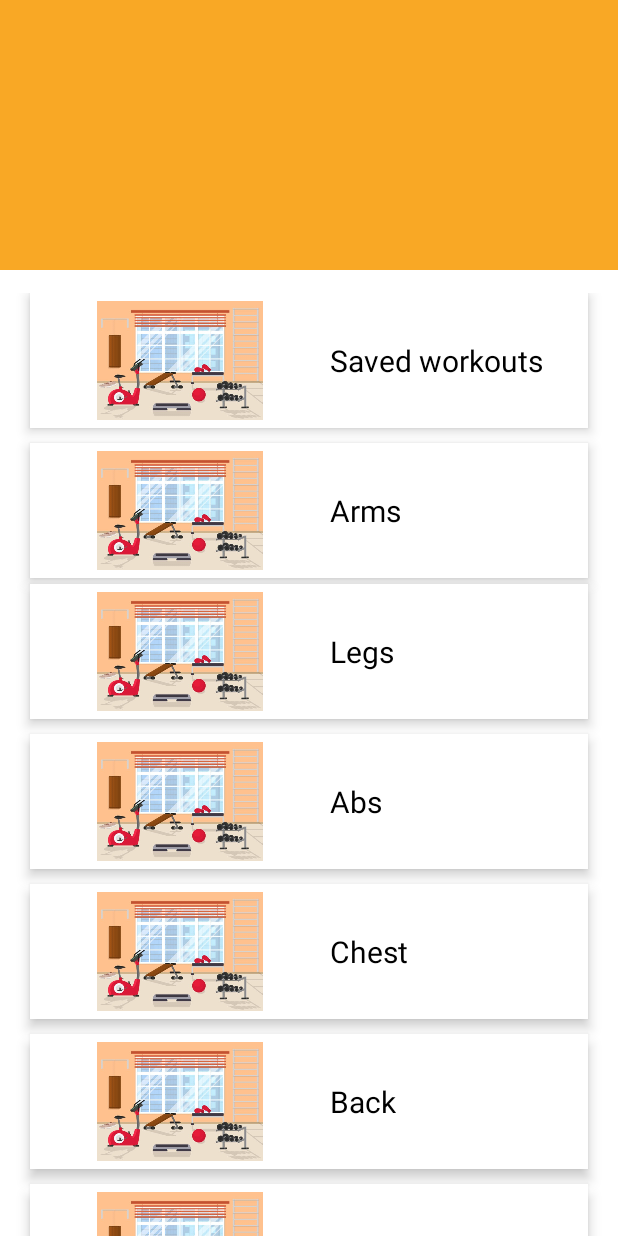
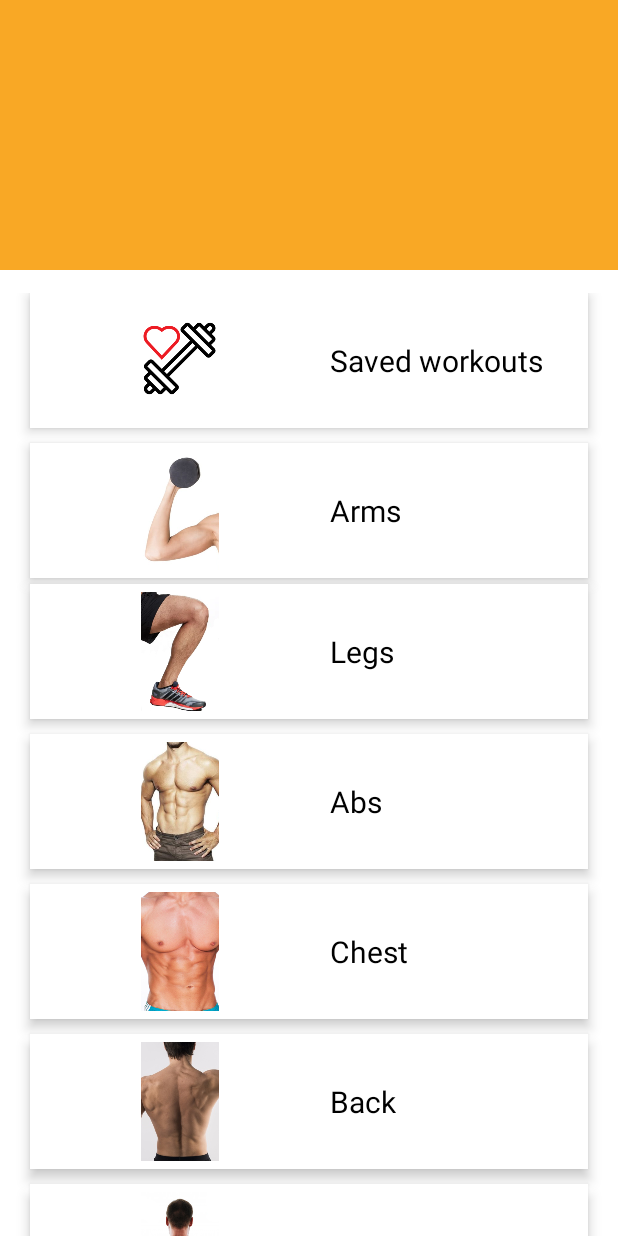
Before and after one commit to Andrealeoni14/BeneFIT, an Android app: the CategoryActivity screen opened directly, with no data from a screen before it, on a phone screen of 412 x 824 dp. Run offline under Robolectric (Android 15) with nearby library versions, the phone set to English and light mode, and no system bars.

Commit message:
Add files via upload

```diff
--- a/BeneFIT/app/src/main/java/com/fit/benefit/CategoryActivity.java
+++ b/BeneFIT/app/src/main/java/com/fit/benefit/CategoryActivity.java
@@ -32,56 +32,56 @@ public class CategoryActivity extends AppCompatActivity {
         super.onCreate(savedInstanceState);
         setContentView(R.layout.activity_category);
 
-        categorySaved = (TableRow) findViewById(R.id.bCaategorySaved);
+        categorySaved = (TableRow) findViewById(R.id.CategorySaved);
         categorySaved.setOnClickListener(new View.OnClickListener() {
             @Override
             public void onClick(View v) {
                 categorySaved();
             }
         });
-        category8 = (TableRow) findViewById(R.id.bCaategory8);
+        category8 = (TableRow) findViewById(R.id.Category8);
         category8.setOnClickListener(new View.OnClickListener() {
             @Override
             public void onClick(View v) {
                 category8();
             }
         });
-        category9 = (TableRow) findViewById(R.id.bCaategory9);
+        category9 = (TableRow) findViewById(R.id.Category9);
         category9.setOnClickListener(new View.OnClickListener() {
             @Override
             public void onClick(View v) {
                 category9();
             }
         });
-        category10 = (TableRow) findViewById(R.id.bCaategory10);
+        category10 = (TableRow) findViewById(R.id.Category10);
         category10.setOnClickListener(new View.OnClickListener() {
             @Override
             public void onClick(View v) {
                 category10();
             }
         });
-        category11 = (TableRow) findViewById(R.id.bCaategory11);
+        category11 = (TableRow) findViewById(R.id.Category11);
         category11.setOnClickListener(new View.OnClickListener() {
             @Override
             public void onClick(View v) {
                 category11();
             }
         });
-        category12 = (TableRow) findViewById(R.id.bCaategory12);
+        category12 = (TableRow) findViewById(R.id.Category12);
         category12.setOnClickListener(new View.OnClickListener() {
             @Override
             public void onClick(View v) {
                 category12();
             }
         });
-        category13 = (TableRow) findViewById(R.id.bCaategory13);
+        category13 = (TableRow) findViewById(R.id.Category13);
         category13.setOnClickListener(new View.OnClickListener() {
             @Override
             public void onClick(View v) {
                 category13();
             }
         });
-        category14 = (TableRow) findViewById(R.id.bCaategory14);
+        category14 = (TableRow) findViewById(R.id.Category14);
         category14.setOnClickListener(new View.OnClickListener() {
             @Override
             public void onClick(View v) {
--- a/BeneFIT/app/src/main/res/layout/content_scrolling_category.xml
+++ b/BeneFIT/app/src/main/res/layout/content_scrolling_category.xml
@@ -15,7 +15,7 @@
         <TableRow
             android:background="@drawable/category_button"
             android:clickable="true"
-            android:id="@+id/bCaategorySaved"
+            android:id="@+id/CategorySaved"
             android:focusable="true"
             android:elevation="5dp"
             android:layout_marginLeft="20dp"
@@ -26,7 +26,7 @@
                 android:layout_gravity="center"
                 android:layout_marginTop="5dp"
                 android:layout_marginBottom="5dp"
-                android:src="@drawable/front" />
+                android:src="@drawable/saved" />
             <TextView
                 android:layout_width="match_parent"
                 android:layout_height="90dp"
@@ -40,7 +40,7 @@
         <TableRow
             android:background="@drawable/category_button"
             android:clickable="true"
-            android:id="@+id/bCaategory8"
+            android:id="@+id/Category8"
             android:focusable="true"
             android:elevation="5dp"
             android:layout_marginLeft="20dp"
@@ -53,7 +53,7 @@
                 android:layout_gravity="center"
                 android:layout_marginTop="5dp"
                 android:layout_marginBottom="5dp"
-                android:src="@drawable/front" />
+                android:src="@drawable/category8" />
             <TextView
                 android:layout_width="match_parent"
                 android:layout_height="90dp"
@@ -67,7 +67,7 @@
         <TableRow
             android:background="@drawable/category_button"
             android:clickable="true"
-            android:id="@+id/bCaategory9"
+            android:id="@+id/Category9"
             android:focusable="true"
             android:layout_marginLeft="20dp"
             android:elevation="5dp"
@@ -80,7 +80,7 @@
                 android:layout_gravity="center"
                 android:layout_marginTop="5dp"
                 android:layout_marginBottom="5dp"
-                android:src="@drawable/front" />
+                android:src="@drawable/category9" />
             <TextView
                 android:layout_width="match_parent"
                 android:layout_height="90dp"
@@ -94,7 +94,7 @@
         <TableRow
             android:background="@drawable/category_button"
             android:clickable="true"
-            android:id="@+id/bCaategory10"
+            android:id="@+id/Category10"
             android:focusable="true"
             android:elevation="5dp"
             android:layout_marginLeft="20dp"
@@ -107,7 +107,7 @@
                 android:layout_gravity="center"
                 android:layout_marginTop="5dp"
                 android:layout_marginBottom="5dp"
-                android:src="@drawable/front" />
+                android:src="@drawable/category10" />
             <TextView
                 android:layout_width="match_parent"
                 android:layout_height="90dp"
@@ -121,7 +121,7 @@
         <TableRow
             android:background="@drawable/category_button"
             android:clickable="true"
-            android:id="@+id/bCaategory11"
+            android:id="@+id/Category11"
             android:focusable="true"
             android:elevation="5dp"
             android:layout_marginLeft="20dp"
@@ -134,7 +134,7 @@
                 android:layout_gravity="center"
                 android:layout_marginTop="5dp"
                 android:layout_marginBottom="5dp"
-                android:src="@drawable/front" />
+                android:src="@drawable/category11" />
             <TextView
                 android:layout_width="match_parent"
                 android:layout_height="90dp"
@@ -148,7 +148,7 @@
         <TableRow
             android:background="@drawable/category_button"
             android:clickable="true"
-            android:id="@+id/bCaategory12"
+            android:id="@+id/Category12"
             android:focusable="true"
             android:elevation="5dp"
             android:layout_marginLeft="20dp"
@@ -161,7 +161,7 @@
                 android:layout_gravity="center"
                 android:layout_marginTop="5dp"
                 android:layout_marginBottom="5dp"
-                android:src="@drawable/front" />
+                android:src="@drawable/category12" />
             <TextView
                 android:layout_width="match_parent"
                 android:layout_height="90dp"
@@ -175,7 +175,7 @@
         <TableRow
             android:background="@drawable/category_button"
             android:clickable="true"
-            android:id="@+id/bCaategory13"
+            android:id="@+id/Category13"
             android:focusable="true"
             android:elevation="5dp"
             android:layout_marginLeft="20dp"
@@ -188,7 +188,7 @@
                 android:layout_gravity="center"
                 android:layout_marginTop="5dp"
                 android:layout_marginBottom="5dp"
-                android:src="@drawable/front" />
+                android:src="@drawable/category13" />
             <TextView
                 android:layout_width="match_parent"
                 android:layout_height="90dp"
@@ -202,7 +202,7 @@
         <TableRow
             android:background="@drawable/category_button"
             android:clickable="true"
-            android:id="@+id/bCaategory14"
+            android:id="@+id/Category14"
             android:focusable="true"
             android:elevation="5dp"
             android:layout_marginLeft="20dp"
@@ -216,7 +216,7 @@
                 android:layout_gravity="center"
                 android:layout_marginTop="5dp"
                 android:layout_marginBottom="5dp"
-                android:src="@drawable/front" />
+                android:src="@drawable/category14" />
             <TextView
                 android:layout_width="match_parent"
                 android:layout_height="90dp"
--- a/BeneFIT/app/src/main/res/values/strings.xml
+++ b/BeneFIT/app/src/main/res/values/strings.xml
@@ -20,15 +20,15 @@
         Exercises list
     </string>
     <string name="enterAnyway">Guest access</string>
-    <string name="title_activity_category">CategoryActivity</string>
+    <string name="title_activity_category">Exercises categories</string>
     <!-- Strings used for fragments for navigation -->
-    <string name="first_fragment_label">First Fragment</string>
-    <string name="second_fragment_label">Second Fragment</string>
+    <string name="first_fragment_label" translatable="false">First Fragment</string>
+    <string name="second_fragment_label" translatable="false">Second Fragment</string>
     <string name="next">Next</string>
     <string name="previous">Previous</string>
 
-    <string name="hello_first_fragment">Hello first fragment</string>
-    <string name="hello_second_fragment">Hello second fragment. Arg: %1$s</string>
+    <string name="hello_first_fragment" translatable="false">Hello first fragment</string>
+    <string name="hello_second_fragment" translatable="false">Hello second fragment. Arg: %1$s</string>
     <string name="category8">Arms</string>
     <string name="category9">Legs</string>
     <string name="category10">Abs</string>
@@ -37,4 +37,5 @@
     <string name="category13">Shoulders</string>
     <string name="category14">Calves</string>
     <string name="categorySaved">Saved workouts</string>
+    <string name="action_settings">Settings</string>
 </resources>
```
Also changed, not shown: BeneFIT/app/src/main/res/drawable/category10.png (added), BeneFIT/app/src/main/res/drawable/category11.png (added), BeneFIT/app/src/main/res/drawable/category12.png (added), BeneFIT/app/src/main/res/drawable/category13.png (added), BeneFIT/app/src/main/res/drawable/category14.png (added), BeneFIT/app/src/main/res/drawable/category8.png (added), BeneFIT/app/src/main/res/drawable/category9.png (added), BeneFIT/app/src/main/res/drawable/saved.png (added), 2 other files.
